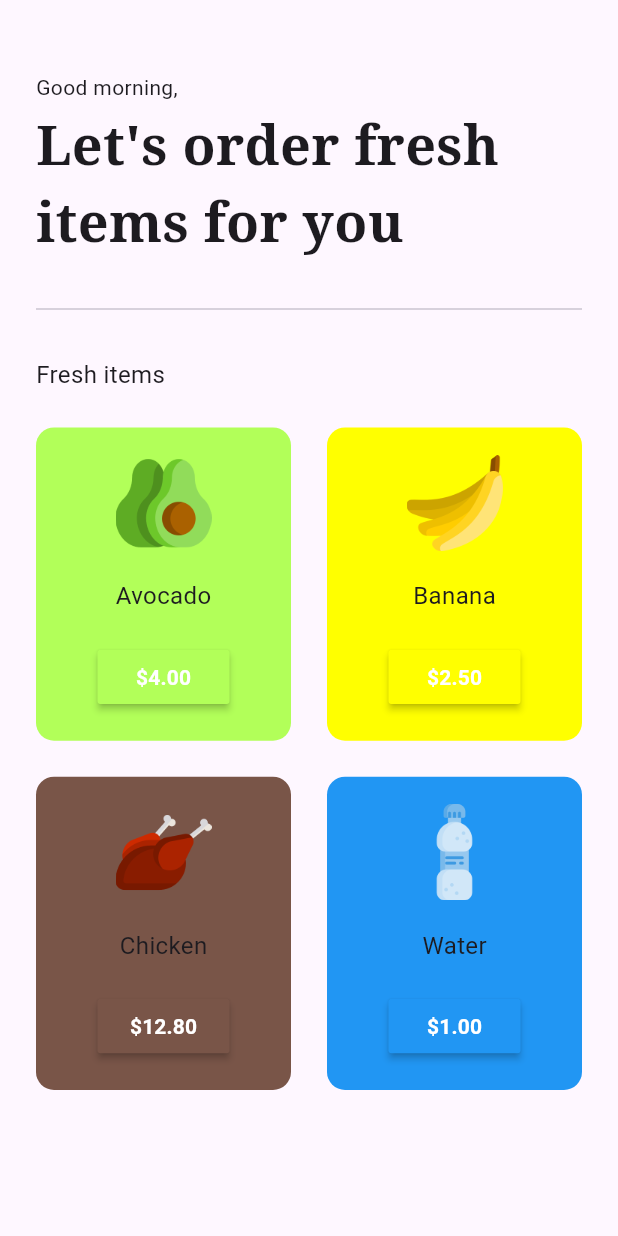
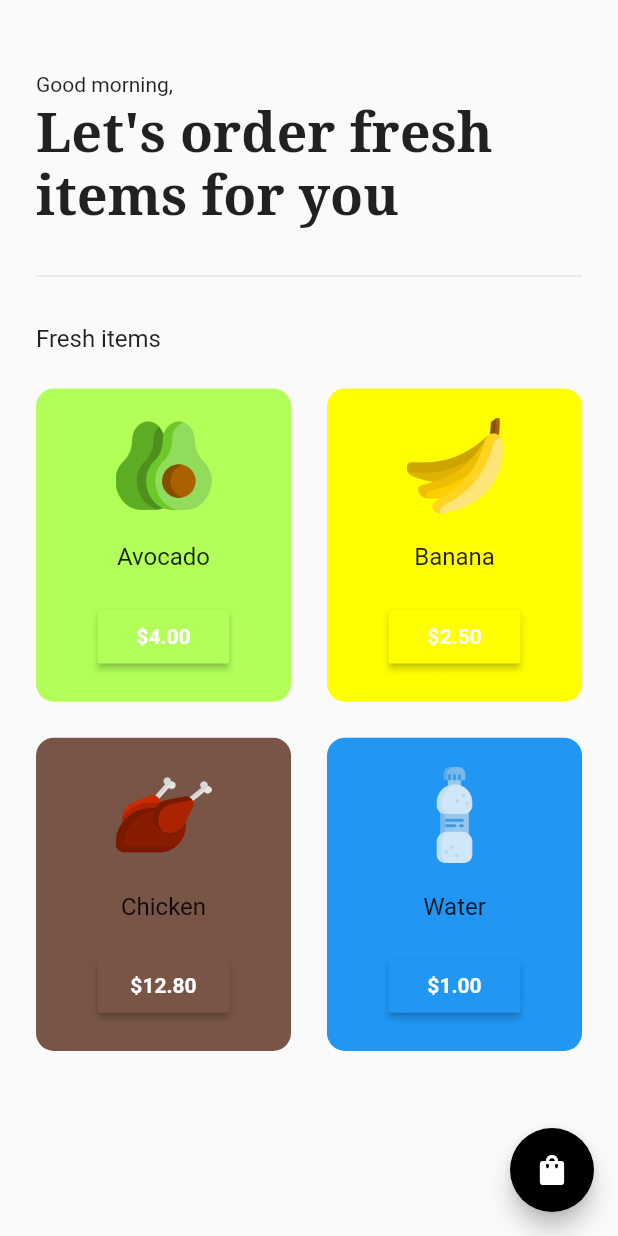
Before and after one commit to Victor-Zarzar/grocery-shop-flutter, a Flutter app: the screen it shows after launch, after a tap on "Get Started", on a phone screen of 412 x 824 dp. Run offline on Flutter 3.47's test engine with Material 3 defaults, Android fonts, the phone set to English and light mode, and no system bars; our stand-ins replace google_fonts.

Commit message:
updates in main, and homepage

```diff
--- a/lib/main.dart
+++ b/lib/main.dart
@@ -17,7 +17,8 @@ class MyApp extends StatelessWidget {
     create: (context) => CartModel(),
     child: MaterialApp(
       title: 'Grocery Shop App',
-      theme: ThemeData(useMaterial3: true),
+      theme: ThemeData(
+      useMaterial3: false),
       debugShowCheckedModeBanner: false,
       home: const IntroPage(),
     ),
--- a/lib/pages/home_page.dart
+++ b/lib/pages/home_page.dart
@@ -10,6 +10,16 @@ class HomePage extends StatelessWidget {
   @override
   Widget build(BuildContext context) {
     return Scaffold(
+      floatingActionButton: FloatingActionButton(
+      onPressed: () {
+       Navigator.push(
+        context,
+        MaterialPageRoute(
+        builder: (context) => const HomePage()));
+      },
+      backgroundColor: Colors.black,
+      child: Icon(Icons.shopping_bag),
+      ),
       body: SafeArea(child: Column(
         crossAxisAlignment: CrossAxisAlignment.start,
         children: [
```
